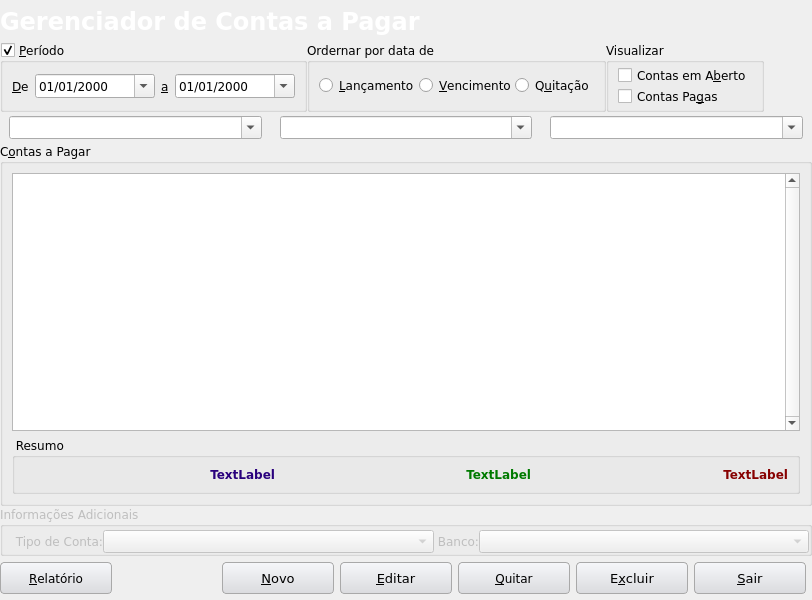
Qt form Projects/Blink/Plugins/financier/accounttopaymanager.ui (MarcoBueno1/qrad) before a commit.
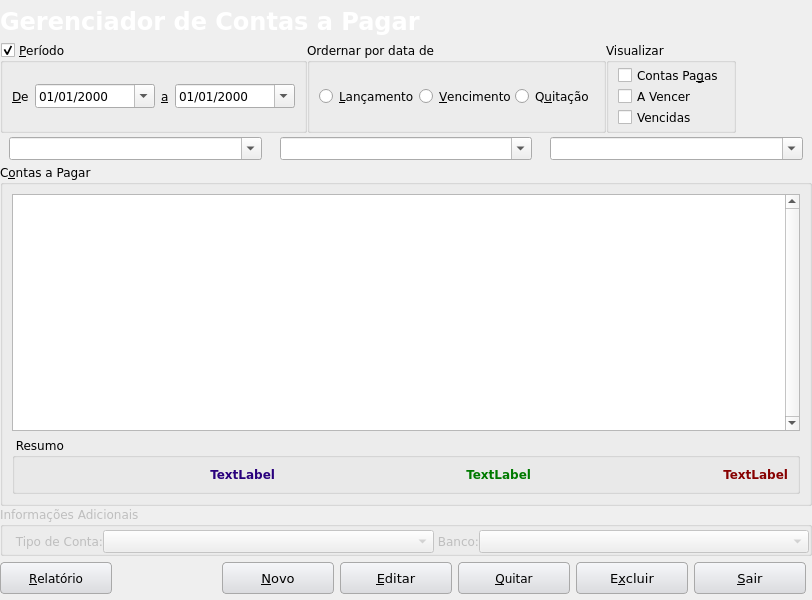
The same form after that commit. Icons and pictures are not drawn. Custom widgets are drawn as their Qt base class.

Commit message: [financier] Ajustado para logica de: Pago, a vencer e vencidas

What changed in the file:
```diff
--- a/Projects/Blink/Plugins/financier/accounttopaymanager.ui
+++ b/Projects/Blink/Plugins/financier/accounttopaymanager.ui
@@ -1220,10 +1220,10 @@
         <property name="verticalSpacing">
          <number>0</number>
         </property>
-        <item row="0" column="0">
-         <widget class="QCheckBox" name="checkBoxAccountOpen">
+        <item row="3" column="0">
+         <widget class="QCheckBox" name="checkBoxVencidas">
           <property name="text">
-           <string>Contas em A&amp;berto</string>
+           <string>Vencidas</string>
           </property>
          </widget>
         </item>
@@ -1234,6 +1234,13 @@
           </property>
          </widget>
         </item>
+        <item row="2" column="0">
+         <widget class="QCheckBox" name="checkBoxAccountOpen">
+          <property name="text">
+           <string>A Vencer</string>
+          </property>
+         </widget>
+        </item>
        </layout>
       </widget>
      </item>
```
Left out of the diff: 7 changed lines with no effect on the pictures. The commit also changes 11 other files.
